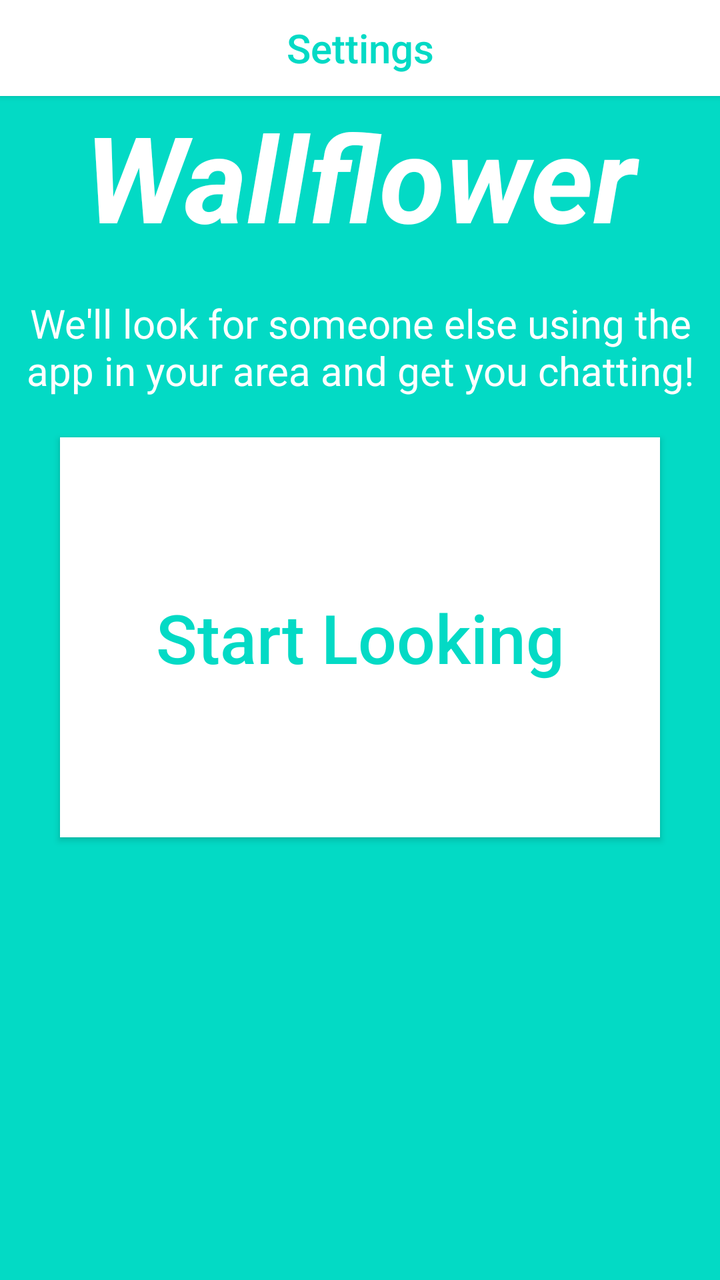
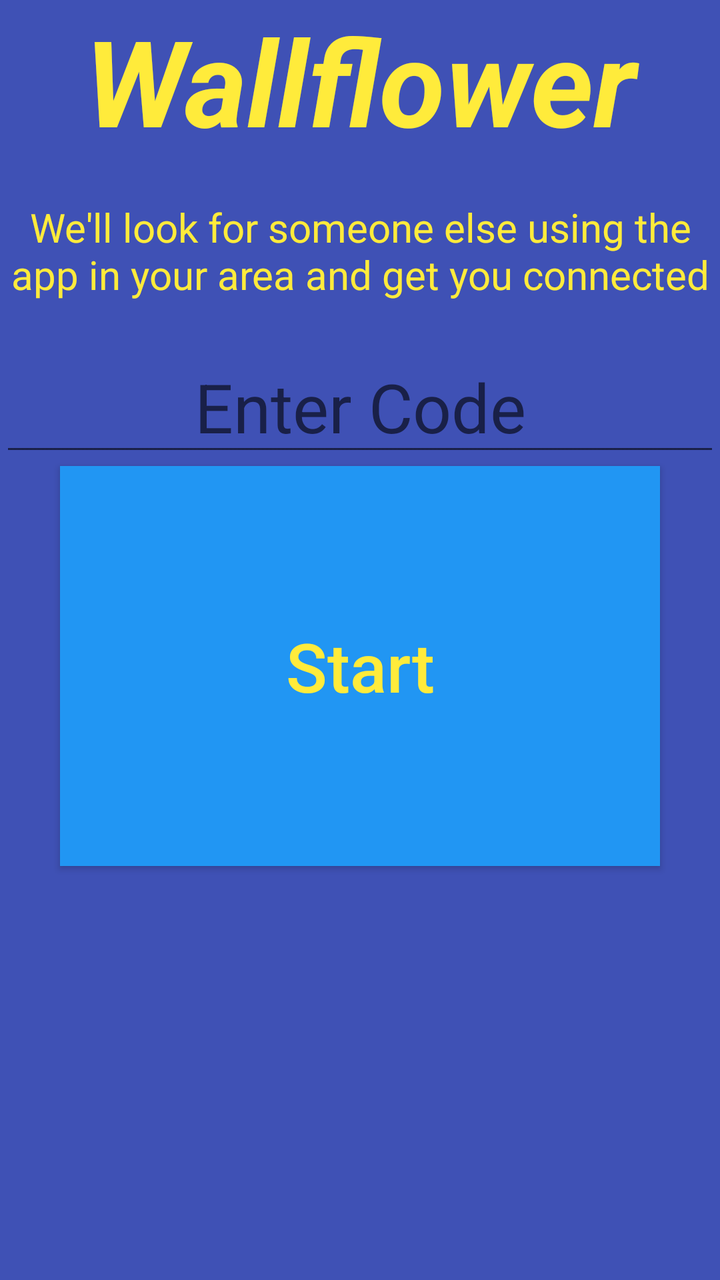

Two renders of the same Android screen: before a commit and after it. Below are the layout's source before the change and the commit's diff.
<!-- AndroidManifest.xml: application theme Theme.AppCompat.Light.NoActionBar -->
<!-- res/layout/activity_main.xml -->
<?xml version="1.0" encoding="utf-8"?>
<androidx.constraintlayout.widget.ConstraintLayout xmlns:android="http://schemas.android.com/apk/res/android"
    xmlns:app="http://schemas.android.com/apk/res-auto"
    xmlns:tools="http://schemas.android.com/tools"
    android:layout_width="match_parent"
    android:layout_height="match_parent"
    tools:context=".MainActivity">

    <LinearLayout
        android:id="@+id/mainLayout"
        android:layout_width="match_parent"
        android:layout_height="0dp"
        android:background="@color/teal_200"
        android:gravity="center_horizontal"
        android:orientation="vertical"
        app:layout_constraintBottom_toTopOf="@+id/adLayout"
        app:layout_constraintEnd_toEndOf="parent"
        app:layout_constraintStart_toStartOf="parent"
        app:layout_constraintTop_toTopOf="parent"
        app:layout_constraintVertical_weight="3">

        <Button
            android:id="@+id/toSettings"
            android:layout_width="match_parent"
            android:layout_height="wrap_content"
            android:background="@color/white"
            android:onClick="toSettings"
            android:text="@string/to_settings"
            android:textAllCaps="false"
            android:textColor="@color/teal_200"
            android:textSize="20sp"
            tools:ignore="TextContrastCheck" />

        <TextView
            android:id="@+id/mainTitle"
            android:layout_width="match_parent"
            android:layout_height="wrap_content"
            android:text="@string/main_title"
            android:textAlignment="center"
            android:textAllCaps="false"
            android:textColor="@color/white"
            android:textSize="60sp"
            android:textStyle="bold|italic" />

        <TextView
            android:id="@+id/mainNotify"
            android:layout_width="match_parent"
            android:layout_height="wrap_content"
            android:paddingTop="20sp"
            android:paddingBottom="20sp"
            android:text="@string/main_label"
            android:textAlignment="center"
            android:textColor="@color/white"
            android:textSize="20sp" />

        <Button
            android:id="@+id/discoverButton"
            android:layout_width="300sp"
            android:layout_height="200sp"
            android:background="@color/white"
            android:onClick="discover"
            android:text="@string/discover_button"
            android:textAllCaps="false"
            android:textColor="@color/teal_200"
            android:textSize="34sp"
            tools:ignore="TextContrastCheck" />

        <Button
            android:id="@+id/cancelButton"
            android:layout_width="300sp"
            android:layout_height="200sp"
            android:background="@color/white"
            android:onClick="cancelDiscover"
            android:text="@string/cancel_button"
            android:textAllCaps="false"
            android:textColor="@color/teal_200"
            android:textSize="34sp"
            android:visibility="gone" />

    </LinearLayout>

    <LinearLayout
        android:id="@+id/adLayout"
        android:layout_width="match_parent"
        android:layout_height="0dp"
        android:background="@color/teal_200"
        android:orientation="vertical"
        app:layout_constraintBottom_toBottomOf="parent"
        app:layout_constraintEnd_toEndOf="parent"
        app:layout_constraintStart_toStartOf="parent"
        app:layout_constraintTop_toBottomOf="@+id/mainLayout"
        app:layout_constraintVertical_weight="1"></LinearLayout>

</androidx.constraintlayout.widget.ConstraintLayout>
<!-- resources referenced by this layout -->
<resources>
  <color name="teal_200">#FF03DAC5</color>
  <color name="white">#FFFFFFFF</color>
  <string name="cancel_button">Stop Looking</string>
  <string name="discover_button">Start Looking</string>
  <string name="main_label">We\'ll look for someone else using the app in your area and get you chatting!</string>
  <string name="main_title">Wallflower</string>
  <string name="to_settings">Settings</string>
</resources>

<!-- the commit's change to res/layout/activity_main.xml (unified diff, before → after) -->
@@ -10,26 +10,14 @@
         android:id="@+id/mainLayout"
         android:layout_width="match_parent"
         android:layout_height="0dp"
-        android:background="@color/teal_200"
+        android:background="@color/dark_blue"
         android:gravity="center_horizontal"
         android:orientation="vertical"
-        app:layout_constraintBottom_toTopOf="@+id/adLayout"
+        app:layout_constraintBottom_toBottomOf="parent"
         app:layout_constraintEnd_toEndOf="parent"
         app:layout_constraintStart_toStartOf="parent"
         app:layout_constraintTop_toTopOf="parent"
         app:layout_constraintVertical_weight="3">
-
-        <Button
-            android:id="@+id/toSettings"
-            android:layout_width="match_parent"
-            android:layout_height="wrap_content"
-            android:background="@color/white"
-            android:onClick="toSettings"
-            android:text="@string/to_settings"
-            android:textAllCaps="false"
-            android:textColor="@color/teal_200"
-            android:textSize="20sp"
-            tools:ignore="TextContrastCheck" />
 
         <TextView
             android:id="@+id/mainTitle"
@@ -38,7 +26,7 @@
             android:text="@string/main_title"
             android:textAlignment="center"
             android:textAllCaps="false"
-            android:textColor="@color/white"
+            android:textColor="@color/yellow"
             android:textSize="60sp"
             android:textStyle="bold|italic" />
 
@@ -50,18 +38,28 @@
             android:paddingBottom="20sp"
             android:text="@string/main_label"
             android:textAlignment="center"
-            android:textColor="@color/white"
+            android:textColor="@color/yellow"
             android:textSize="20sp" />
+
+        <EditText
+            android:id="@+id/codeInput"
+            android:layout_width="match_parent"
+            android:layout_height="wrap_content"
+            android:hint="@string/code_hint"
+            android:inputType="numberPassword"
+            android:textAlignment="center"
+            android:textColor="@color/yellow"
+            android:textSize="34sp" />
 
         <Button
             android:id="@+id/discoverButton"
             android:layout_width="300sp"
             android:layout_height="200sp"
-            android:background="@color/white"
+            android:background="@color/light_blue"
             android:onClick="discover"
             android:text="@string/discover_button"
             android:textAllCaps="false"
-            android:textColor="@color/teal_200"
+            android:textColor="@color/yellow"
             android:textSize="34sp"
             tools:ignore="TextContrastCheck" />
 
@@ -79,16 +77,4 @@
 
     </LinearLayout>
 
-    <LinearLayout
-        android:id="@+id/adLayout"
-        android:layout_width="match_parent"
-        android:layout_height="0dp"
-        android:background="@color/teal_200"
-        android:orientation="vertical"
-        app:layout_constraintBottom_toBottomOf="parent"
-        app:layout_constraintEnd_toEndOf="parent"
-        app:layout_constraintStart_toStartOf="parent"
-        app:layout_constraintTop_toBottomOf="@+id/mainLayout"
-        app:layout_constraintVertical_weight="1"></LinearLayout>
-
 </androidx.constraintlayout.widget.ConstraintLayout>
<!-- resource entries referenced after the edit -->
@@ -1,11 +1,13 @@
 <!-- resources referenced by this layout -->
 <resources>
-  <color name="teal_200">#FF03DAC5</color>
+  <color name="dark_blue">#FF3F51B5</color>
+  <color name="light_blue">#2196F3</color>
   <color name="white">#FFFFFFFF</color>
-  <string name="cancel_button">Stop Looking</string>
-  <string name="discover_button">Start Looking</string>
-  <string name="main_label">We\'ll look for someone else using the app in your area and get you chatting!</string>
+  <color name="yellow">#FFFFEB3B</color>
+  <string name="cancel_button">Stop</string>
+  <string name="code_hint">Enter Code</string>
+  <string name="discover_button">Start</string>
+  <string name="main_label">We\'ll look for someone else using the app in your area and get you connected</string>
   <string name="main_title">Wallflower</string>
-  <string name="to_settings">Settings</string>
 </resources>
 
